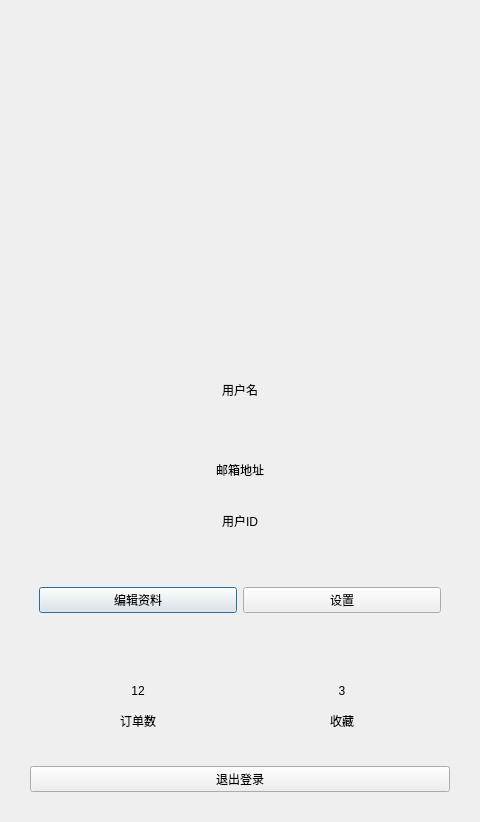
KBchulan/HungerYet, file client/homedialog.ui: the form before one commit.
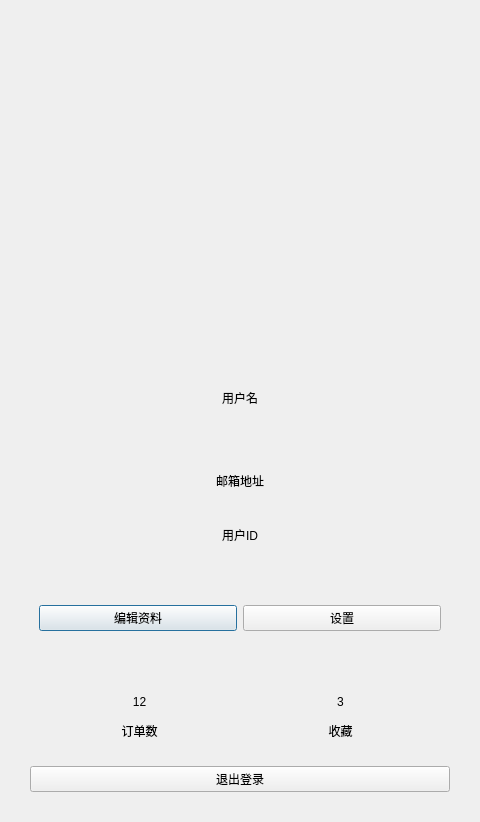
The form after the commit. Custom widgets are drawn as their Qt base class.

Diff of the .ui file:
```diff
--- a/client/homedialog.ui
+++ b/client/homedialog.ui
@@ -88,6 +88,22 @@
         </property>
        </widget>
       </item>
+      <item>
+       <spacer name="verticalSpacer">
+        <property name="orientation">
+         <enum>Qt::Vertical</enum>
+        </property>
+        <property name="sizeType">
+         <enum>QSizePolicy::Fixed</enum>
+        </property>
+        <property name="sizeHint" stdset="0">
+         <size>
+          <width>20</width>
+          <height>6</height>
+         </size>
+        </property>
+       </spacer>
+      </item>
       <item alignment="Qt::AlignHCenter">
        <widget class="QLabel" name="usernameLabel">
         <property name="text">
@@ -158,7 +174,22 @@
       </item>
       <item>
        <widget class="QWidget" name="statsWidget" native="true">
+        <property name="maximumSize">
+         <size>
+          <width>16777215</width>
+          <height>70</height>
+         </size>
+        </property>
         <layout class="QHBoxLayout" name="horizontalLayout_2">
+         <property name="spacing">
+          <number>0</number>
+         </property>
+         <property name="topMargin">
+          <number>0</number>
+         </property>
+         <property name="bottomMargin">
+          <number>0</number>
+         </property>
          <item>
           <widget class="QWidget" name="orderStats" native="true">
            <layout class="QVBoxLayout" name="verticalLayout_4">
```
